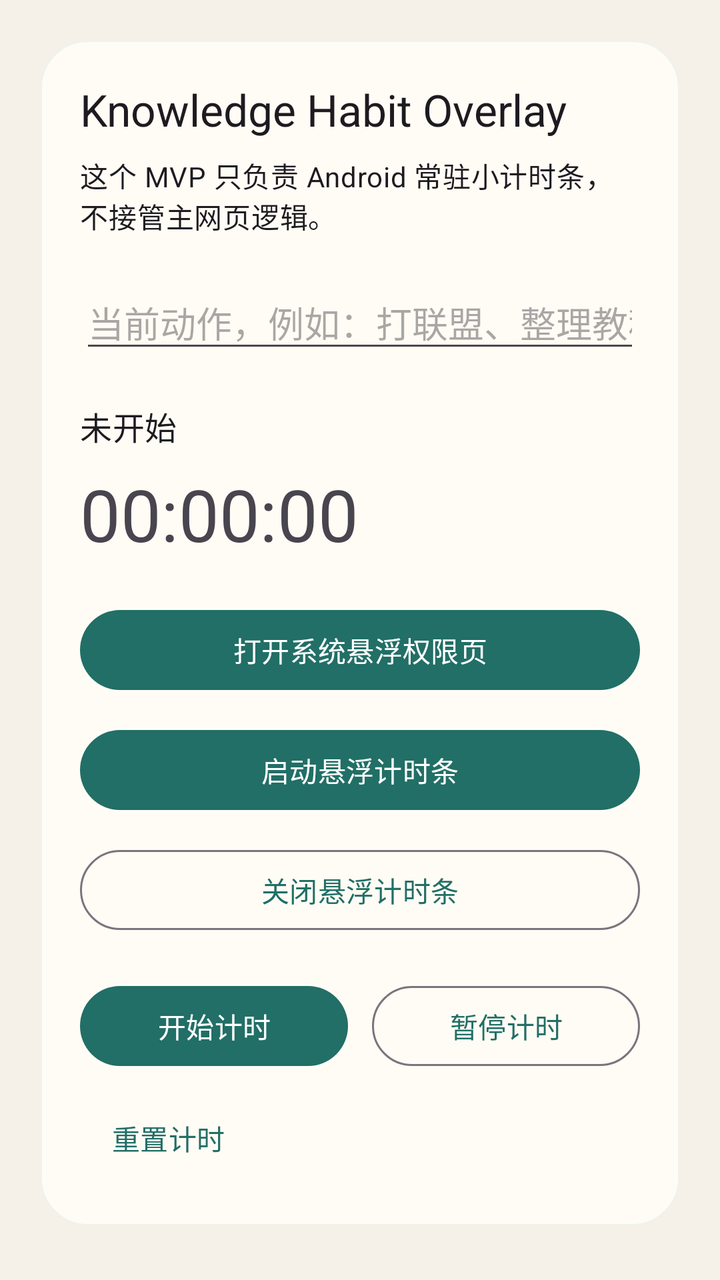
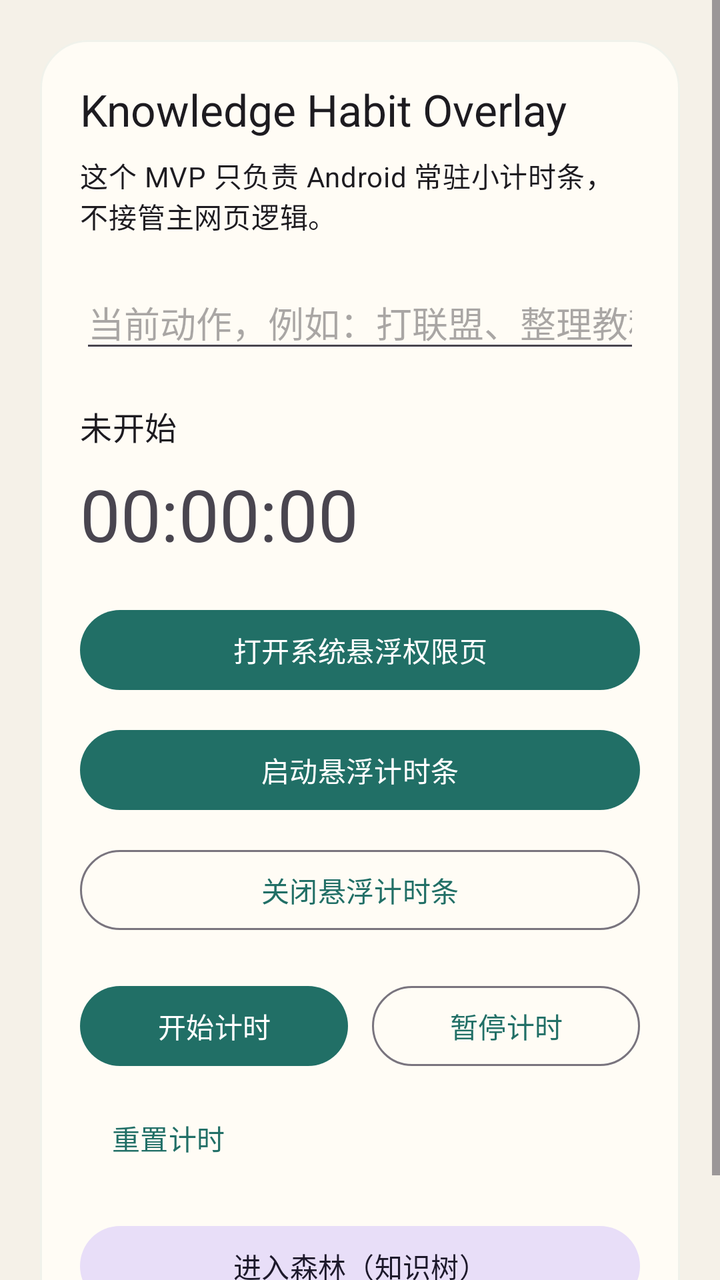

The first picture is an Android layout as it rendered before a commit; the second is the same layout after the commit. The layout source and the unified diff follow.
<!-- AndroidManifest.xml: application theme Theme.KnowledgeHabitOverlay -->
<!-- res/layout/activity_main.xml -->
<?xml version="1.0" encoding="utf-8"?>
<ScrollView xmlns:android="http://schemas.android.com/apk/res/android"
  xmlns:app="http://schemas.android.com/apk/res-auto"
  android:layout_width="match_parent"
  android:layout_height="match_parent"
  android:background="@color/page_bg">

  <LinearLayout
    android:layout_width="match_parent"
    android:layout_height="wrap_content"
    android:orientation="vertical"
    android:padding="20dp">

    <com.google.android.material.card.MaterialCardView
      android:layout_width="match_parent"
      android:layout_height="wrap_content"
      app:cardBackgroundColor="@color/card_bg"
      app:cardCornerRadius="24dp"
      app:cardElevation="0dp"
      app:strokeColor="@color/overlay_border"
      app:strokeWidth="1dp">

      <LinearLayout
        android:layout_width="match_parent"
        android:layout_height="wrap_content"
        android:orientation="vertical"
        android:padding="20dp">

        <TextView
          android:layout_width="wrap_content"
          android:layout_height="wrap_content"
          android:text="@string/app_name"
          android:textAppearance="@style/TextAppearance.Material3.TitleLarge" />

        <TextView
          android:layout_width="match_parent"
          android:layout_height="wrap_content"
          android:layout_marginTop="8dp"
          android:text="@string/overlay_hint"
          android:textAppearance="@style/TextAppearance.Material3.BodyMedium" />

        <EditText
          android:id="@+id/actionInput"
          android:layout_width="match_parent"
          android:layout_height="wrap_content"
          android:layout_marginTop="20dp"
          android:hint="@string/current_action_hint"
          android:inputType="text"
          android:maxLines="1" />

        <TextView
          android:id="@+id/statusText"
          android:layout_width="wrap_content"
          android:layout_height="wrap_content"
          android:layout_marginTop="20dp"
          android:text="@string/timer_idle"
          android:textAppearance="@style/TextAppearance.Material3.TitleMedium" />

        <TextView
          android:id="@+id/timerText"
          android:layout_width="wrap_content"
          android:layout_height="wrap_content"
          android:layout_marginTop="8dp"
          android:text="00:00:00"
          android:textAppearance="@style/TextAppearance.Material3.DisplaySmall" />

        <LinearLayout
          android:layout_width="match_parent"
          android:layout_height="wrap_content"
          android:layout_marginTop="20dp"
          android:orientation="vertical">

          <com.google.android.material.button.MaterialButton
            android:id="@+id/permissionButton"
            android:layout_width="match_parent"
            android:layout_height="wrap_content"
            android:text="@string/open_settings" />

          <com.google.android.material.button.MaterialButton
            android:id="@+id/startOverlayButton"
            style="@style/Widget.Material3.Button"
            android:layout_width="match_parent"
            android:layout_height="wrap_content"
            android:layout_marginTop="12dp"
            android:text="@string/start_overlay" />

          <com.google.android.material.button.MaterialButton
            android:id="@+id/stopOverlayButton"
            style="@style/Widget.Material3.Button.OutlinedButton"
            android:layout_width="match_parent"
            android:layout_height="wrap_content"
            android:layout_marginTop="12dp"
            android:text="@string/stop_overlay" />
        </LinearLayout>

        <LinearLayout
          android:layout_width="match_parent"
          android:layout_height="wrap_content"
          android:layout_marginTop="20dp"
          android:orientation="horizontal">

          <com.google.android.material.button.MaterialButton
            android:id="@+id/startTimerButton"
            style="@style/Widget.Material3.Button"
            android:layout_width="0dp"
            android:layout_height="wrap_content"
            android:layout_weight="1"
            android:text="@string/start_timer" />

          <com.google.android.material.button.MaterialButton
            android:id="@+id/pauseTimerButton"
            style="@style/Widget.Material3.Button.OutlinedButton"
            android:layout_width="0dp"
            android:layout_height="wrap_content"
            android:layout_marginStart="12dp"
            android:layout_weight="1"
            android:text="@string/pause_timer" />
        </LinearLayout>

        <com.google.android.material.button.MaterialButton
          android:id="@+id/resetTimerButton"
          style="@style/Widget.Material3.Button.TextButton"
          android:layout_width="wrap_content"
          android:layout_height="wrap_content"
          android:layout_marginTop="8dp"
          android:text="@string/reset_timer" />
      </LinearLayout>
    </com.google.android.material.card.MaterialCardView>
  </LinearLayout>
</ScrollView>
<!-- resources referenced by this layout -->
<resources>
  <color name="card_bg">#FFFFFCF5</color>
  <color name="overlay_border">#33B5C6C2</color>
  <color name="page_bg">#FFF5F1E8</color>
  <string name="app_name">Knowledge Habit Overlay</string>
  <string name="current_action_hint">当前动作，例如：打联盟、整理教程节点</string>
  <string name="open_settings">打开系统悬浮权限页</string>
  <string name="overlay_hint">这个 MVP 只负责 Android 常驻小计时条，不接管主网页逻辑。</string>
  <string name="pause_timer">暂停计时</string>
  <string name="reset_timer">重置计时</string>
  <string name="start_overlay">启动悬浮计时条</string>
  <string name="start_timer">开始计时</string>
  <string name="stop_overlay">关闭悬浮计时条</string>
  <string name="timer_idle">未开始</string>
  <style name="Theme.KnowledgeHabitOverlay" parent="Theme.Material3.Light.NoActionBar">
      <item name="android:statusBarColor">@android:color/transparent</item>
      <item name="android:windowLightStatusBar">true</item>
      <item name="android:windowBackground">@color/page_bg</item>
      <item name="colorPrimary">@color/primary</item>
      <item name="colorSecondary">@color/primary</item>
      <item name="android:navigationBarColor">@color/page_bg</item>
      <item name="android:windowSplashScreenAnimatedIcon" tools:targetApi="31">@android:drawable/ic_dialog_info</item>
    </style>
  <color name="primary">#FF216F66</color>
</resources>

<!-- the commit's change to res/layout/activity_main.xml (unified diff, before → after) -->
@@ -124,6 +124,14 @@
           android:layout_height="wrap_content"
           android:layout_marginTop="8dp"
           android:text="@string/reset_timer" />
+
+        <com.google.android.material.button.MaterialButton
+          android:id="@+id/forestButton"
+          style="@style/Widget.Material3.Button.TonalButton"
+          android:layout_width="match_parent"
+          android:layout_height="wrap_content"
+          android:layout_marginTop="16dp"
+          android:text="进入森林（知识树）" />
       </LinearLayout>
     </com.google.android.material.card.MaterialCardView>
   </LinearLayout>
